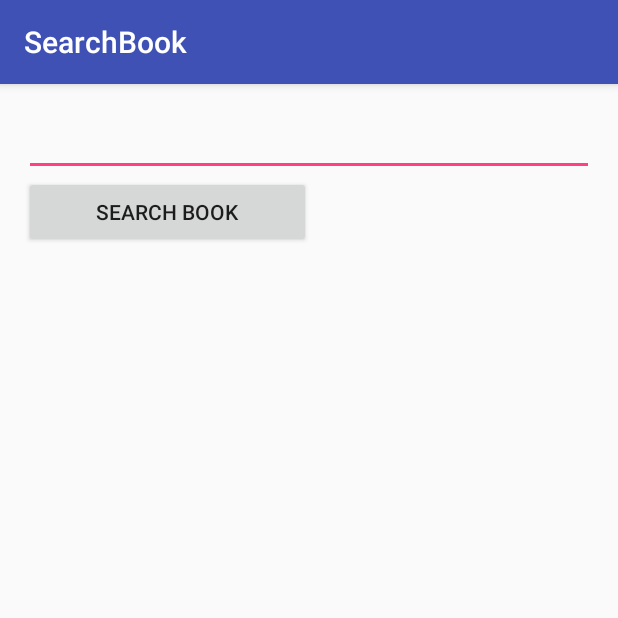
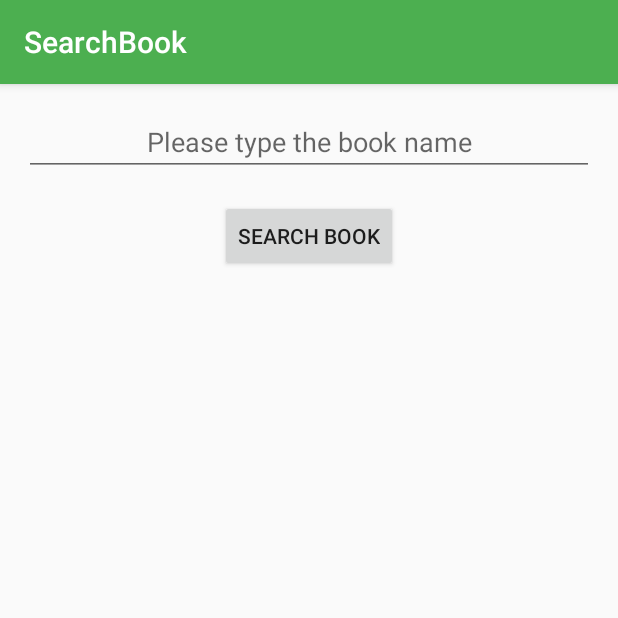
Before and after one commit to MrWeiC/ABND7_BookListingApp, an Android app: the screen it shows after launch (MainActivity), on a phone screen of 412 x 824 dp, the top half of it. Run offline under Robolectric (Android 15) with nearby library versions, the phone set to English and light mode, and no system bars.

Commit message:
Adding onclick for listitem
1. UI improvement
2. Handling situation for no search data.
3. Handling multiple string concatenate.
4. Handling no thumbnail

```diff
--- a/BooklistingApp/app/src/main/AndroidManifest.xml
+++ b/BooklistingApp/app/src/main/AndroidManifest.xml
@@ -3,6 +3,7 @@
           package="uno.weichen.booklistingapp">
 
     <uses-permission android:name="android.permission.INTERNET"/>
+    <uses-permission android:name="android.permission.ACCESS_NETWORK_STATE" />
 
     <application
         android:allowBackup="true"
--- a/BooklistingApp/app/src/main/res/layout/activity_main.xml
+++ b/BooklistingApp/app/src/main/res/layout/activity_main.xml
@@ -4,6 +4,8 @@
     xmlns:tools="http://schemas.android.com/tools"
     android:layout_width="match_parent"
     android:layout_height="match_parent"
+    android:descendantFocusability="beforeDescendants"
+    android:focusableInTouchMode="true"
     android:orientation="vertical"
     android:paddingBottom="@dimen/activity_vertical_margin"
     android:paddingLeft="@dimen/activity_horizontal_margin"
@@ -16,14 +18,18 @@
         android:id="@+id/bookname_edittext"
         android:layout_width="match_parent"
         android:layout_height="wrap_content"
-        android:maxLines="1"/>
+        android:hint="@string/please_type_the_book_name"
+        android:gravity="center_horizontal"
+        android:imeOptions="flagNoExtractUi"
+        android:singleLine="true"/>
 
     <Button
         android:id="@+id/search_book_button"
         android:layout_width="wrap_content"
         android:layout_height="wrap_content"
-        android:text="Search Book"
-        android:hint="Please type the book name">
+        android:layout_gravity="center_horizontal"
+        android:layout_marginTop="16dp"
+        android:text="@string/search_book">
 
     </Button>
 
--- a/BooklistingApp/app/src/main/res/values/colors.xml
+++ b/BooklistingApp/app/src/main/res/values/colors.xml
@@ -1,6 +1,6 @@
 <?xml version="1.0" encoding="utf-8"?>
 <resources>
-    <color name="colorPrimary">#3F51B5</color>
-    <color name="colorPrimaryDark">#303F9F</color>
+    <color name="colorPrimary">#4CAF50</color>
+    <color name="colorPrimaryDark">#1B5E20</color>
     <color name="colorAccent">#FF4081</color>
 </resources>
--- a/BooklistingApp/app/src/main/res/values/strings.xml
+++ b/BooklistingApp/app/src/main/res/values/strings.xml
@@ -1,3 +1,5 @@
 <resources>
     <string name="app_name">SearchBook</string>
+    <string name="please_type_the_book_name">Please type the book name</string>
+    <string name="search_book">Search Book</string>
 </resources>
```
Also changed, not shown: BooklistingApp/app/src/main/java/uno/weichen/booklistingapp/BookAdapter.java (+81 -0 lines), BooklistingApp/app/src/main/java/uno/weichen/booklistingapp/MainActivity.java (+28 -28 lines), BooklistingApp/app/src/main/java/uno/weichen/booklistingapp/SearchResultActivity.java (+50 -9 lines), BooklistingApp/app/src/main/res/layout/book_item.xml (+9 -2 lines), BooklistingApp/app/src/main/res/layout/book_list.xml (+15 -2 lines), BooklistingApp/app/src/main/res/drawable/no_thumb.jpg (added).
